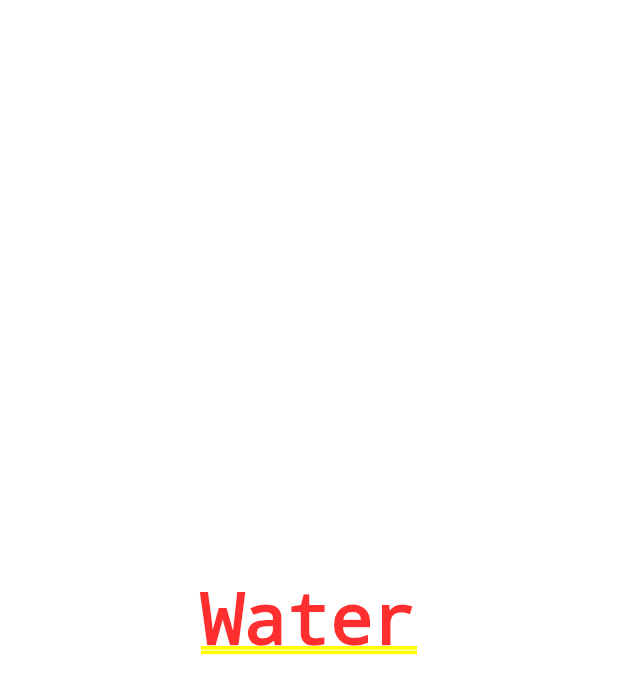
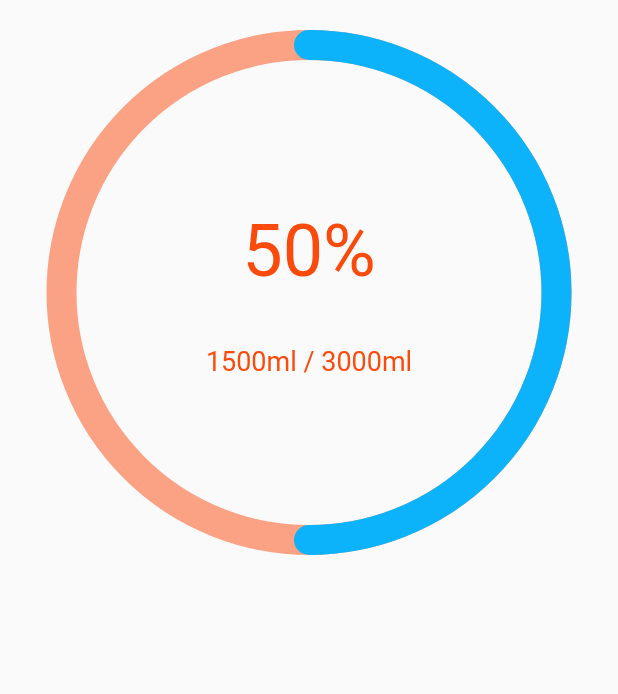
Before and after one commit to kizilcanali/be_healthy, a Flutter app: the screen it shows after launch, on a phone screen of 412 x 824 dp. Shown: the top 694 px of the screen. Run offline on Flutter 3.47's test engine with Material 2 defaults, Android fonts, the phone set to English and light mode, and no system bars; drawn by our look-alikes of percent_indicator; our stand-ins replace firebase_auth, firebase_core, flutter_icons, google_fonts, lottie, sqflite; accounts and stored records are empty.

Commit message:
water page percentage indicator

```diff
--- a/lib/Screens/water.dart
+++ b/lib/Screens/water.dart
@@ -1,11 +1,26 @@
+import 'package:be_healthy/Widgets/waterPage/customProgressBar.dart';
 import 'package:flutter/material.dart';
 
-class Water extends StatelessWidget {
+class Water extends StatefulWidget {
+  @override
+  _WaterState createState() => _WaterState();
+}
+
+class _WaterState extends State<Water> {
+  int percentage = 50;
+
   @override
   Widget build(BuildContext context) {
-    return Container(
-      child: Center(
-        child: Text('Water'),
+    return Scaffold(
+      body: SafeArea(
+        child: Column(
+          children: [
+            CustomProgressBar(percentage: percentage),
+            Row(
+              children: [],
+            )
+          ],
+        ),
       ),
     );
   }
--- /dev/null
+++ b/lib/widgets/waterPage/customProgressBar.dart
@@ -0,0 +1,54 @@
+import "package:flutter/material.dart";
+import 'package:percent_indicator/percent_indicator.dart';
+
+class CustomProgressBar extends StatelessWidget {
+  const CustomProgressBar({
+    Key key,
+    @required this.percentage,
+  }) : super(key: key);
+
+  final int percentage;
+
+  @override
+  Widget build(BuildContext context) {
+    return Center(
+      child: Container(
+        margin: EdgeInsets.only(top: 20),
+        child: CircularPercentIndicator(
+          radius: 350.0,
+          lineWidth: 20.0,
+          animation: true,
+          percent: percentage / 100,
+          center: Column(
+            mainAxisAlignment: MainAxisAlignment.center,
+            crossAxisAlignment: CrossAxisAlignment.center,
+            children: [
+              Text(
+                percentage.toString() + "%",
+                style: TextStyle(
+                  fontSize: 48.0,
+                  //fontWeight: FontWeight.w600,
+                  color: Color(0xFFFA4A0C),
+                ),
+              ),
+              SizedBox(
+                height: 35,
+              ),
+              Text(
+                "1500ml / 3000ml",
+                style: TextStyle(
+                  fontSize: 18.0,
+                  //fontWeight: FontWeight.w600,
+                  color: Color(0xFFFA4A0C),
+                ),
+              ),
+            ],
+          ),
+          circularStrokeCap: CircularStrokeCap.round,
+          progressColor: Color(0xFF0CB3FA),
+          backgroundColor: Color(0x80FA4A0C),
+        ),
+      ),
+    );
+  }
+}
--- a/pubspec.yaml
+++ b/pubspec.yaml
@@ -37,6 +37,7 @@ dependencies:
   provider: ^5.0.0
   firebase_core: ^1.1.0
   firebase_auth: ^1.1.3
+  percent_indicator: ^3.0.1
 
 dev_dependencies:
   flutter_test:
```
Also changed, not shown: pubspec.lock.
